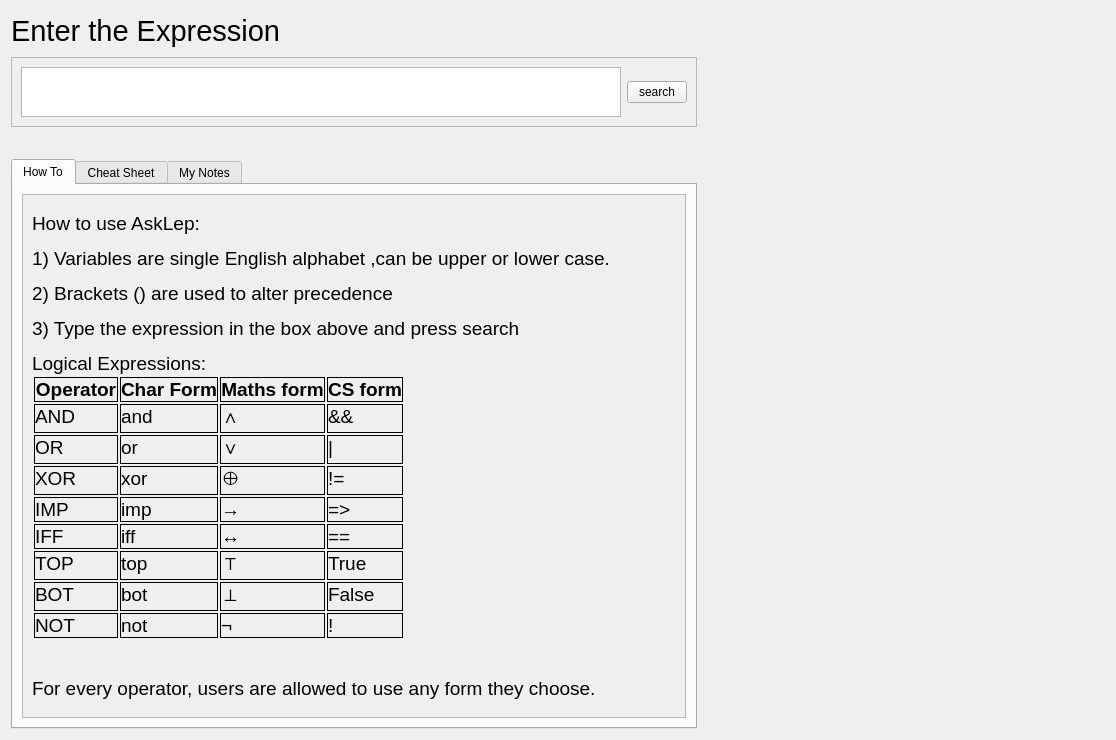
This is src/views/ui/askLepPage.ui in adibozzhanov/LeProgram as Qt 5 draws it before an edit. The edited form follows.
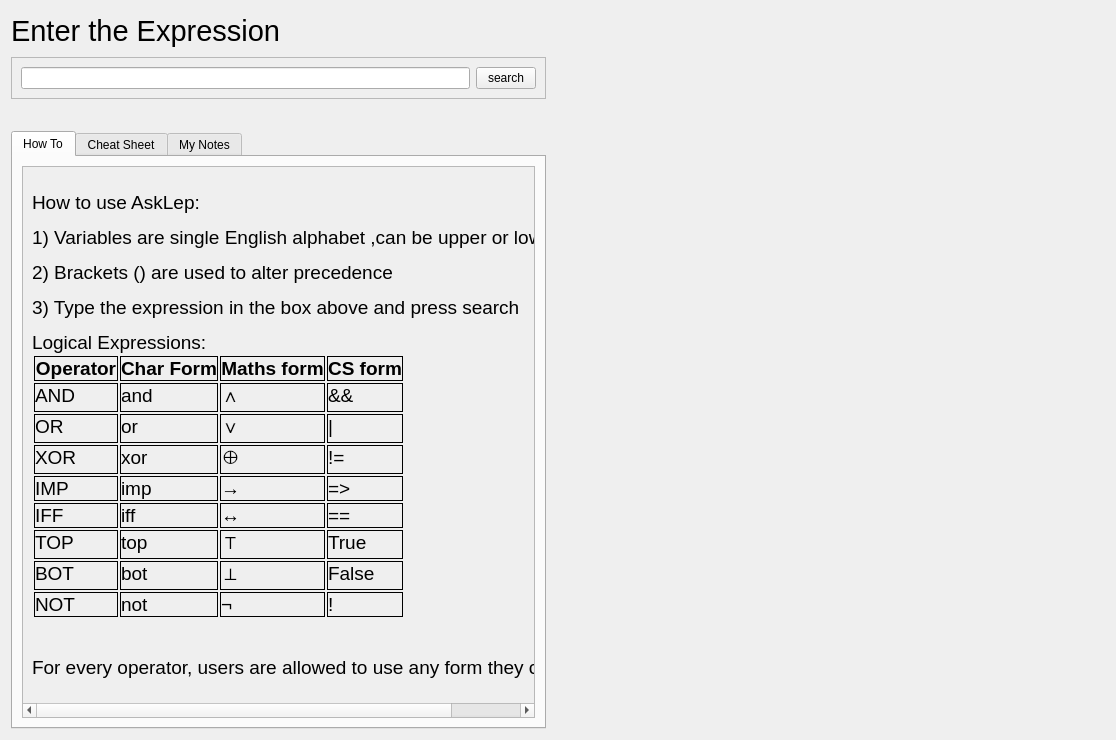
This is the edited form.

Commit message: fix: changes plain text to line text for search input

```diff
--- a/src/views/ui/askLepPage.ui
+++ b/src/views/ui/askLepPage.ui
@@ -61,26 +61,7 @@
      </property>
      <layout class="QHBoxLayout" name="horizontalLayout_5">
       <item>
-       <widget class="QPlainTextEdit" name="expressionInput">
-        <property name="sizePolicy">
-         <sizepolicy hsizetype="Preferred" vsizetype="Preferred">
-          <horstretch>0</horstretch>
-          <verstretch>0</verstretch>
-         </sizepolicy>
-        </property>
-        <property name="minimumSize">
-         <size>
-          <width>600</width>
-          <height>50</height>
-         </size>
-        </property>
-        <property name="maximumSize">
-         <size>
-          <width>16777215</width>
-          <height>100</height>
-         </size>
-        </property>
-       </widget>
+       <widget class="QLineEdit" name="expressionInput"/>
       </item>
       <item>
        <widget class="QPushButton" name="searchButton">
@@ -157,8 +138,8 @@
          <widget class="QWidget" name="scrollAreaWidgetContents_3">
           <property name="geometry">
            <rect>
-            <x>-72</x>
-            <y>-38</y>
+            <x>0</x>
+            <y>0</y>
             <width>711</width>
             <height>537</height>
            </rect>
```
Left out of the diff: 4 changed lines with no effect on the pictures. The commit also changes 3 other files.
